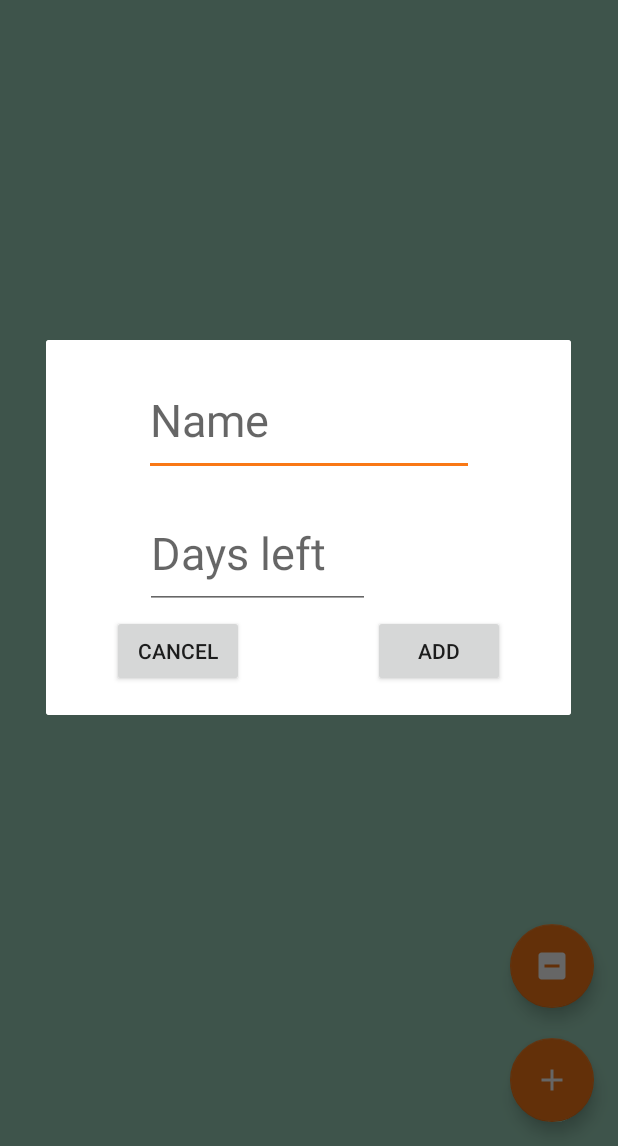
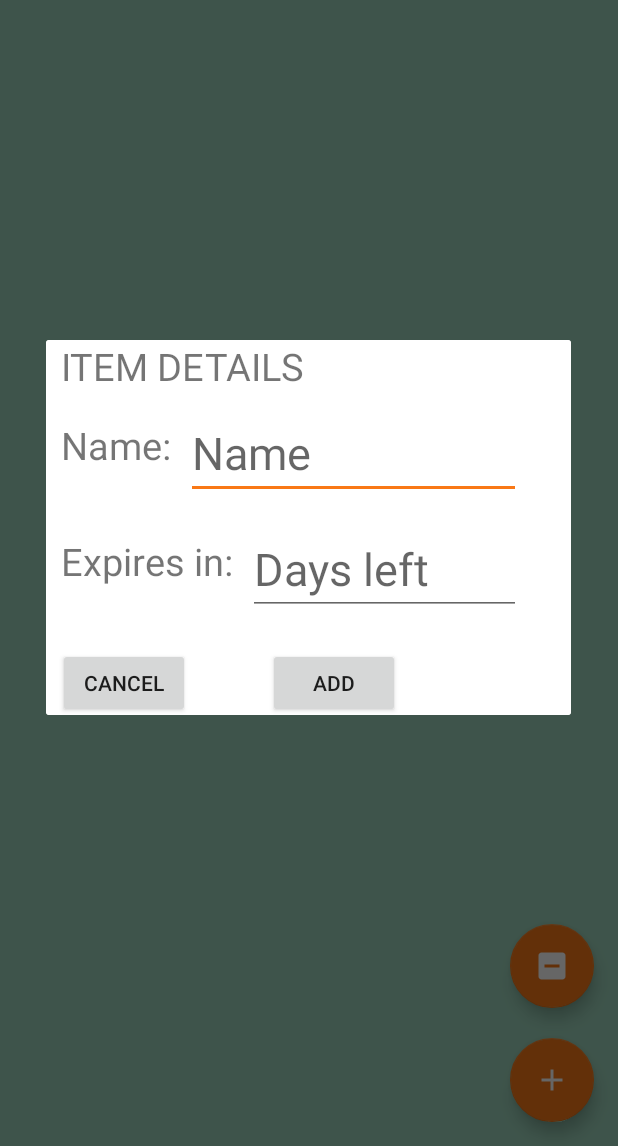
Before and after one commit to bitingbulldogs/cs446project, an Android app: the screen it shows after launch (MainActivity), after a tap on an icon or button, on a phone screen of 412 x 824 dp, the part 90-1236 px from its top. Run offline under Robolectric (Android 15) with nearby library versions, the phone set to English and light mode, and no system bars.

Commit message:
Added Recipe option

```diff
--- a/app/src/main/java/com/example/scbcchoi/eatemup/MainActivity.java
+++ b/app/src/main/java/com/example/scbcchoi/eatemup/MainActivity.java
@@ -70,6 +70,11 @@ public class MainActivity extends AppCompatActivity {
                     case R.id.about:
                         menuItem.setChecked(true);
                         showAbout();
+                        drawerLayout.closeDrawers();
+                        return true;
+                    case R.id.recipe:
+                        menuItem.setChecked(true);
+                        showRecipe();
                         drawerLayout.closeDrawers();
                         return true;
                     case R.id.settings:
@@ -157,6 +162,9 @@ public class MainActivity extends AppCompatActivity {
 
     }
 
+    public void showRecipe() {
+        Toast.makeText(this, "Recipe", Toast.LENGTH_SHORT).show();
+    }
     public void showSettings() {
         Toast.makeText(this, "Settings", Toast.LENGTH_SHORT).show();
     }
--- /dev/null
+++ b/app/src/main/res/drawable/recipe_icon.xml
@@ -0,0 +1,9 @@
+<vector xmlns:android="http://schemas.android.com/apk/res/android"
+        android:width="24dp"
+        android:height="24dp"
+        android:viewportWidth="24.0"
+        android:viewportHeight="24.0">
+    <path
+        android:fillColor="#FF000000"
+        android:pathData="M8.1,13.34l2.83,-2.83L3.91,3.5c-1.56,1.56 -1.56,4.09 0,5.66l4.19,4.18zM14.88,11.53c1.53,0.71 3.68,0.21 5.27,-1.38 1.91,-1.91 2.28,-4.65 0.81,-6.12 -1.46,-1.46 -4.2,-1.1 -6.12,0.81 -1.59,1.59 -2.09,3.74 -1.38,5.27L3.7,19.87l1.41,1.41L12,14.41l6.88,6.88 1.41,-1.41L13.41,13l1.47,-1.47z"/>
+</vector>
--- a/app/src/main/res/layout/dialog_add.xml
+++ b/app/src/main/res/layout/dialog_add.xml
@@ -1,47 +1,91 @@
 <?xml version="1.0" encoding="utf-8"?>
-<android.support.constraint.ConstraintLayout
+<LinearLayout
     xmlns:android="http://schemas.android.com/apk/res/android"
     xmlns:app="http://schemas.android.com/apk/res-auto"
     android:layout_width="350dp"
     android:layout_height="250dp"
     android:layout_gravity="center"
     android:background="@android:color/white"
-    android:id="@+id/dialog_add">
+    android:id="@+id/dialog_add"
+    android:orientation="vertical">
 
+    <TextView
+        android:layout_width="wrap_content"
+        android:layout_height="wrap_content"
+        android:text="Item details"
+        android:textSize="25dp"
+        android:textAllCaps="true"
+        android:layout_marginLeft="10dp"
+        android:layout_marginBottom="10dp"/>
+
+
+    <LinearLayout
+        android:layout_width="wrap_content"
+        android:layout_height="wrap_content"
+        android:orientation="horizontal">
+        <TextView
+            android:layout_width="wrap_content"
+            android:layout_height="wrap_content"
+            android:text="Name:"
+            android:textSize="25dp"
+            android:layout_marginTop="8dp"
+            android:layout_marginBottom="8dp"
+            android:layout_marginLeft="10dp"/>
 
         <EditText
             android:id="@+id/dialog_name_add"
-        android:hint="@string/name"
-        android:layout_width="220dp"
+            android:layout_width="223dp"
             android:layout_height="wrap_content"
             android:layout_gravity="start"
+            android:layout_marginLeft="10dp"
             android:layout_marginTop="8dp"
             android:layout_marginBottom="8dp"
+            android:hint="@string/name"
             android:inputType="text"
-        android:textSize="40sp"
+            android:textSize="25dp"
             app:layout_constraintBottom_toBottomOf="parent"
             app:layout_constraintEnd_toEndOf="parent"
             app:layout_constraintStart_toStartOf="parent"
             app:layout_constraintTop_toTopOf="parent"
             app:layout_constraintVertical_bias="0.05" />
+    </LinearLayout>
+
+    <LinearLayout
+        android:layout_width="wrap_content"
+        android:layout_height="wrap_content"
+        android:orientation="horizontal">
+        <TextView
+            android:layout_width="wrap_content"
+            android:layout_height="wrap_content"
+            android:text="Expires in:"
+            android:textSize="25dp"
+            android:layout_marginTop="8dp"
+            android:layout_marginBottom="8dp"
+            android:layout_marginLeft="10dp"/>
 
         <EditText
             android:id="@+id/dialog_date_add"
-        android:hint="@string/days_left"
-        android:layout_width="150dp"
+            android:layout_width="182dp"
             android:layout_height="wrap_content"
             android:layout_gravity="start"
+            android:layout_marginLeft="10dp"
             android:layout_marginTop="8dp"
             android:layout_marginBottom="8dp"
+            android:hint="@string/days_left"
             android:inputType="date"
-        android:textSize="40sp"
+            android:textSize="25dp"
             app:layout_constraintBottom_toBottomOf="parent"
             app:layout_constraintEnd_toEndOf="parent"
             app:layout_constraintHorizontal_bias="0.33"
             app:layout_constraintStart_toStartOf="parent"
             app:layout_constraintTop_toBottomOf="@+id/dialog_name_add"
             app:layout_constraintVertical_bias="0.088" />
+    </LinearLayout>
 
+    <LinearLayout
+        android:layout_width="wrap_content"
+        android:layout_height="wrap_content"
+        android:orientation="horizontal">
         <Button
             android:id="@+id/add_cancel"
             android:layout_width="wrap_content"
@@ -69,6 +113,7 @@
             android:layout_marginEnd="44dp"
             app:layout_constraintEnd_toEndOf="parent"
             app:layout_constraintTop_toBottomOf="@+id/dialog_date_add" />
+    </LinearLayout>
 
 
-</android.support.constraint.ConstraintLayout>
+</LinearLayout>
--- a/app/src/main/res/menu/nav_drawer.xml
+++ b/app/src/main/res/menu/nav_drawer.xml
@@ -7,6 +7,9 @@
         <item android:id="@+id/history"
             android:icon="@drawable/history_icon"
             android:title="Expire History"/>
+        <item android:id="@+id/recipe"
+            android:icon="@drawable/recipe_icon"
+            android:title="Recipe"/>
     </group>
 
     <group android:id="@+id/general"
```
Lines whose indentation alone changed are shown as unchanged.
